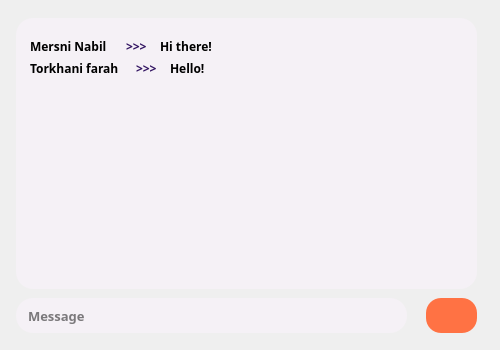
Farah-Torkhani/Smart_Printing_Office_QT, file chat.ui: the form before one commit.
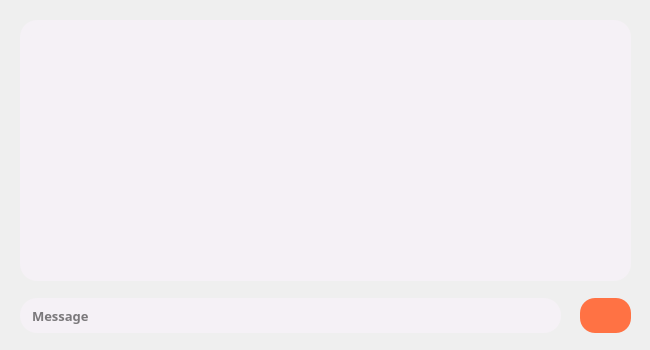
The form after the commit. Icons and pictures are not drawn.

Commit message: finishing the chat room

What changed in the file:
```diff
--- a/chat.ui
+++ b/chat.ui
@@ -6,7 +6,7 @@
    <rect>
     <x>0</x>
     <y>0</y>
-    <width>500</width>
+    <width>650</width>
     <height>350</height>
    </rect>
   </property>
@@ -22,52 +22,10 @@
 background-image: url(:/resource/img/bg.png);
 }</string>
   </property>
-  <widget class="QLabel" name="label_4">
+  <widget class="QPushButton" name="sendMessBtn">
    <property name="geometry">
     <rect>
-     <x>160</x>
-     <y>38</y>
-     <width>70</width>
-     <height>16</height>
-    </rect>
-   </property>
-   <property name="font">
-    <font>
-     <family>Montserrat SemiBold</family>
-     <weight>75</weight>
-     <bold>true</bold>
-    </font>
-   </property>
-   <property name="cursor">
-    <cursorShape>ArrowCursor</cursorShape>
-   </property>
-   <property name="text">
-    <string>Hi there!</string>
-   </property>
-  </widget>
-  <widget class="QLabel" name="label">
-   <property name="geometry">
-    <rect>
-     <x>16</x>
-     <y>18</y>
-     <width>461</width>
-     <height>271</height>
-    </rect>
-   </property>
-   <property name="styleSheet">
-    <string notr="true">background-color: rgb(245, 241, 246);
-border-radius: 17px;
-padding: 5px 10px;
-</string>
-   </property>
-   <property name="text">
-    <string/>
-   </property>
-  </widget>
-  <widget class="QPushButton" name="pushButton">
-   <property name="geometry">
-    <rect>
-     <x>426</x>
+     <x>580</x>
      <y>298</y>
      <width>51</width>
      <height>35</height>
@@ -104,9 +62,9 @@
   <widget class="QLineEdit" name="lineEdit_3">
    <property name="geometry">
     <rect>
-     <x>16</x>
+     <x>20</x>
      <y>298</y>
-     <width>391</width>
+     <width>541</width>
      <height>35</height>
     </rect>
    </property>
@@ -129,13 +87,13 @@
     <string>Message</string>
    </property>
   </widget>
-  <widget class="QLabel" name="label_2">
+  <widget class="QScrollArea" name="scrollArea">
    <property name="geometry">
     <rect>
-     <x>30</x>
-     <y>38</y>
-     <width>91</width>
-     <height>16</height>
+     <x>20</x>
+     <y>20</y>
+     <width>611</width>
+     <height>261</height>
     </rect>
    </property>
    <property name="font">
@@ -145,120 +103,26 @@
      <bold>true</bold>
     </font>
    </property>
-   <property name="cursor">
-    <cursorShape>ArrowCursor</cursorShape>
-   </property>
-   <property name="text">
-    <string>Mersni Nabil</string>
-   </property>
-  </widget>
-  <widget class="QLabel" name="label_3">
-   <property name="geometry">
-    <rect>
-     <x>126</x>
-     <y>38</y>
-     <width>31</width>
-     <height>16</height>
-    </rect>
-   </property>
-   <property name="font">
-    <font>
-     <family>Montserrat Black</family>
-     <weight>75</weight>
-     <bold>true</bold>
-    </font>
-   </property>
-   <property name="cursor">
-    <cursorShape>ArrowCursor</cursorShape>
-   </property>
    <property name="styleSheet">
-    <string notr="true">color: rgb(52, 23, 99);</string>
+    <string notr="true">background-color: rgb(245, 241, 246);
+border-radius: 17px;
+padding: 5px 10px;
+</string>
    </property>
-   <property name="text">
-    <string>&gt;&gt;&gt;</string>
+   <property name="widgetResizable">
+    <bool>true</bool>
    </property>
+   <widget class="QWidget" name="scrollAreaContents">
+    <property name="geometry">
+     <rect>
+      <x>0</x>
+      <y>0</y>
+      <width>591</width>
+      <height>241</height>
+     </rect>
+    </property>
+   </widget>
   </widget>
-  <widget class="QLabel" name="label_5">
-   <property name="geometry">
-    <rect>
-     <x>136</x>
-     <y>60</y>
-     <width>31</width>
-     <height>16</height>
-    </rect>
-   </property>
-   <property name="font">
-    <font>
-     <family>Montserrat Black</family>
-     <weight>75</weight>
-     <bold>true</bold>
-    </font>
-   </property>
-   <property name="cursor">
-    <cursorShape>ArrowCursor</cursorShape>
-   </property>
-   <property name="styleSheet">
-    <string notr="true">color: rgb(52, 23, 99);</string>
-   </property>
-   <property name="text">
-    <string>&gt;&gt;&gt;</string>
-   </property>
-  </widget>
-  <widget class="QLabel" name="label_7">
-   <property name="geometry">
-    <rect>
-     <x>170</x>
-     <y>60</y>
-     <width>71</width>
-     <height>16</height>
-    </rect>
-   </property>
-   <property name="font">
-    <font>
-     <family>Montserrat SemiBold</family>
-     <weight>75</weight>
-     <bold>true</bold>
-    </font>
-   </property>
-   <property name="cursor">
-    <cursorShape>ArrowCursor</cursorShape>
-   </property>
-   <property name="text">
-    <string>Hello!</string>
-   </property>
-  </widget>
-  <widget class="QLabel" name="label_6">
-   <property name="geometry">
-    <rect>
-     <x>30</x>
-     <y>60</y>
-     <width>101</width>
-     <height>16</height>
-    </rect>
-   </property>
-   <property name="font">
-    <font>
-     <family>Montserrat SemiBold</family>
-     <weight>75</weight>
-     <bold>true</bold>
-    </font>
-   </property>
-   <property name="cursor">
-    <cursorShape>ArrowCursor</cursorShape>
-   </property>
-   <property name="text">
-    <string>Torkhani farah</string>
-   </property>
-  </widget>
-  <zorder>label</zorder>
-  <zorder>label_4</zorder>
-  <zorder>pushButton</zorder>
-  <zorder>lineEdit_3</zorder>
-  <zorder>label_2</zorder>
-  <zorder>label_3</zorder>
-  <zorder>label_5</zorder>
-  <zorder>label_7</zorder>
-  <zorder>label_6</zorder>
  </widget>
  <resources>
   <include location="resource.qrc"/>
```
The commit also changes 8 other files.
